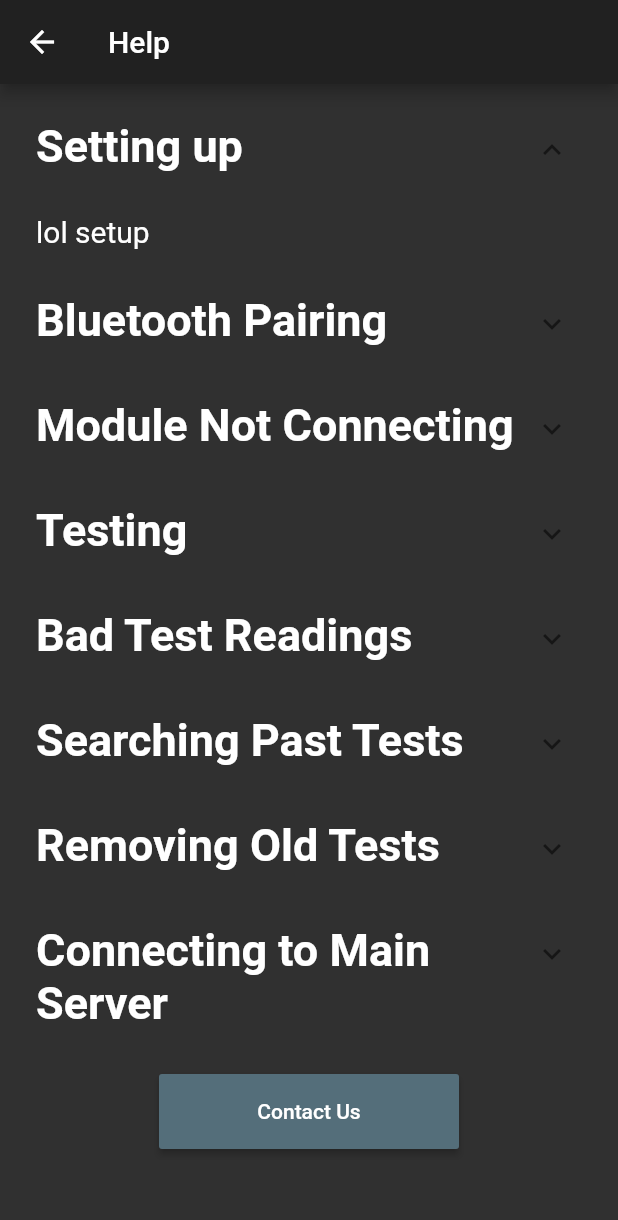
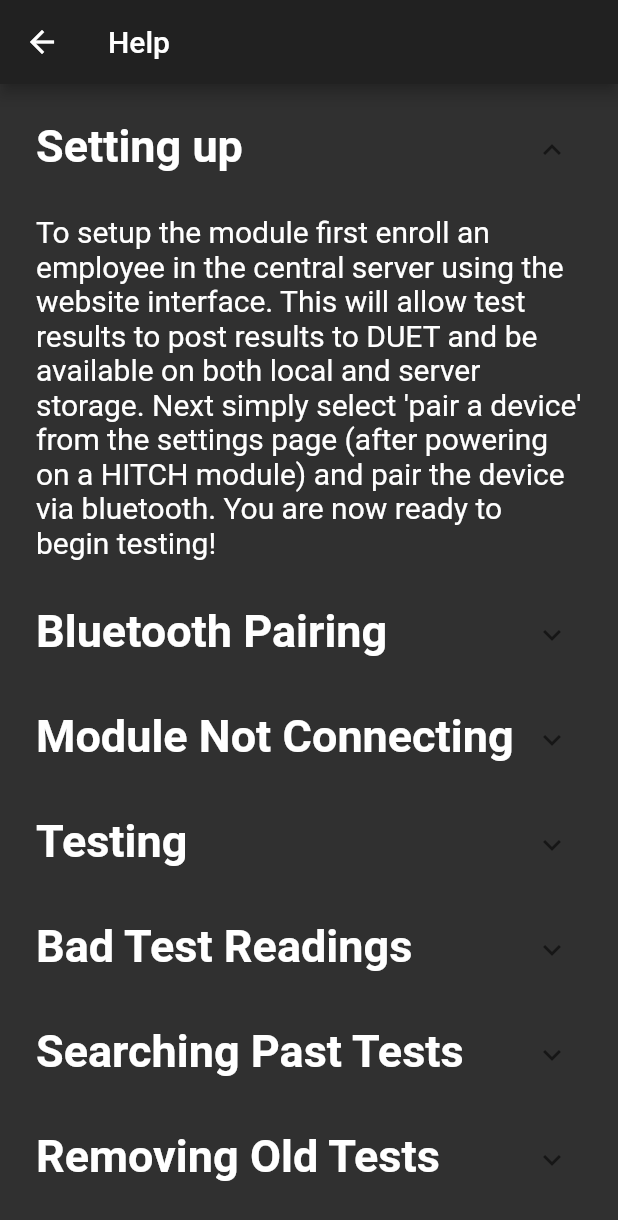
Before and after one commit to jsmithtech2019/helios_flutter_app, a Flutter app: the HelpPage screen opened directly, after a tap on "Setting up", on a phone screen of 412 x 824 dp. Shown: the top 1220 px of the screen. Run offline on Flutter 3.47's test engine with Material 2 defaults, Android fonts, the phone set to English and light mode, and no system bars; drawn by our look-alikes of expandable; our stand-ins replace flutter_blue, get_it, logger, package_info, sqflite; accounts and stored records are empty; statements that could not run were skipped.

Commit message:
add help text

```diff
--- a/lib/screens/help.dart
+++ b/lib/screens/help.dart
@@ -29,7 +29,12 @@
   final DatabaseHelper dbHelper = GetIt.instance<DatabaseHelper>();
 
   /// Setup help string
-  final String setUp = "\nlol setup";
+  final String setUp = "\nTo setup the module first enroll an employee in the "
+    "central server using the website interface. This will allow test results to "
+    "post results to DUET and be available on both local and server storage. "
+    "Next simply select 'pair a device' from the settings page (after powering on "
+    "a HITCH module) and pair the device via bluetooth. You are now ready to begin "
+    "testing!";
 
   /// Pairing with a device help string
   final String bluetoothPairing = "\nIn order to begin testing you will need to "
@@ -53,19 +58,44 @@
     "the 'Contact Us' page.";
 
   /// Instructions for testing
-  final String testingUsage = "\nHow to test";
+  final String testingUsage = "\nThe module will guide you through the testing "
+    "for the truck as well as the trailer in real time. After connecting the "
+    "truck to the module, begin the truck test and follow the instructions on "
+    "the interface. They will drop through in the following order:\n1) Left Turn Signal"
+    "\n2) Right Turn Signal\n3) Tail Lights\n4) Break Lights\nWhen each instruction "
+    "is activated perform the necessary action to enable that component. \nPlease note: "
+    "the truck must not be fully powered on while connected, it should run in "
+    "Auxillary power only!";
 
   /// Debugging bad readings help string
-  final String badReadings = "\nDebug bad readings";
+  final String badReadings = "\nIf the HITCH module is consistently giving bad readings "
+    "there are a few possibilities that can be addressed:\n1) Ensure the module is "
+    "fully charged and has not sustained damage from water or shock.\n2) Check that "
+    "there is no debris or buildup on the HITCH connectors or the truck/trailer pins "
+    "as this could lead to faulty connection.\n3) Check that there are no loose or "
+    "disconnected cables in the modules internals or that nothing has broken loose.\n"
+    "If none of these have occurred consider contacting us with the issue you are having.";
 
   /// Locating past tests help string
-  final String testHistory = "\nAccess old tests";
+  final String testHistory = "\nPreviously run tests can be accessed from the results "
+    "page. Select a customer from the drop down menu and then the results box will "
+    "fill with avaiable tests run for that customer. Note that these results are "
+    "only for tests that have been run on this controller app and do not include "
+    "results that are stored from other applications in the cloud. These results "
+    "can be viewed from the results page of the website";
 
   /// Deleting old tests
-  final String removingTestHistory = "\nDelet this app";
+  final String removingTestHistory = "\nTo remove test results from the application "
+    "simply delete the application and reinstall it on the device. A word of "
+    "caution: deleting the app will also remove all existing admin profiles.";
 
   /// Connecting with duet help string
-  final String duetConnection = "\nFiguring out why DUET isn't working";
+  final String duetConnection = "\nIf you are seeing errors with results uploads "
+    "ensure that all information in the employee console is correct. You will "
+    "need to validate that the employee, dealership and module are all enrolled "
+    "on the webserver and that there is an internet connection for the device to "
+    "transmit the results to the server.\nAlso ensure that all tests have completed "
+    "successfully as failed tests could lead to broken uploads.";
 
   @override
   Widget build (BuildContext context) {
--- a/lib/screens/testing_complete.dart
+++ b/lib/screens/testing_complete.dart
@@ -124,9 +124,8 @@
                         return new Text("Error: ${snapshot.error}");
                       } else if(int.parse(snapshot.data.elementAt(0)) > 290){
                         // Got an error code, print error
-                        return new Text("Warning, upload failure: ${snapshot.data.elementAt(1)} (${snapshot.data.elementAt(0)})");
+                        return new Text("WDUET Upload Failure: ${snapshot.data.elementAt(1)} (${snapshot.data.elementAt(0)})");
                       } else {
-                        // Got good response
                         //return new Text("Server Response: ${snapshot.data.elementAt(1)} (${snapshot.data.elementAt(0)})");
                         return new Text("DUET Upload Successful");
                       }
```
